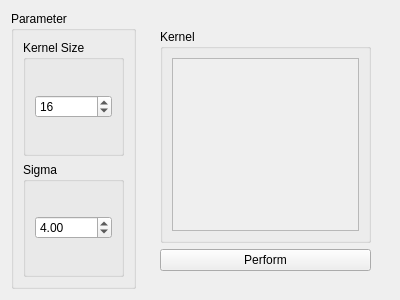
Old version of the form source/modules/non_local_gradient/NonLocalGradientWidget.ui in the repository josefkoller/ambient_image_processor.
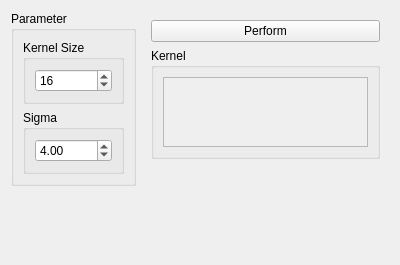
New version of the form. Custom widgets are drawn as their Qt base class.

Commit message: ui format: maximize horizontally and align to top

```diff
--- a/source/modules/non_local_gradient/NonLocalGradientWidget.ui
+++ b/source/modules/non_local_gradient/NonLocalGradientWidget.ui
@@ -7,15 +7,27 @@
     <x>0</x>
     <y>0</y>
     <width>400</width>
-    <height>300</height>
+    <height>265</height>
    </rect>
   </property>
+  <property name="sizePolicy">
+   <sizepolicy hsizetype="Preferred" vsizetype="Maximum">
+    <horstretch>0</horstretch>
+    <verstretch>0</verstretch>
+   </sizepolicy>
+  </property>
   <property name="windowTitle">
    <string>Form</string>
   </property>
   <layout class="QHBoxLayout" name="horizontalLayout">
-   <item>
+   <item alignment="Qt::AlignTop">
     <widget class="QGroupBox" name="groupBox">
+     <property name="sizePolicy">
+      <sizepolicy hsizetype="Preferred" vsizetype="Maximum">
+       <horstretch>0</horstretch>
+       <verstretch>0</verstretch>
+      </sizepolicy>
+     </property>
      <property name="title">
       <string>Parameter</string>
      </property>
@@ -67,14 +79,30 @@
      </layout>
     </widget>
    </item>
-   <item>
+   <item alignment="Qt::AlignTop">
     <widget class="QWidget" name="widget_2" native="true">
-     <layout class="QHBoxLayout" name="horizontalLayout_3">
-      <item>
-       <widget class="QWidget" name="widget" native="true">
+     <property name="sizePolicy">
+      <sizepolicy hsizetype="Preferred" vsizetype="Maximum">
+       <horstretch>0</horstretch>
+       <verstretch>0</verstretch>
+      </sizepolicy>
+     </property>
         <layout class="QVBoxLayout" name="verticalLayout_3">
+      <item>
+       <widget class="QPushButton" name="perform_button">
+        <property name="text">
+         <string>Perform</string>
+        </property>
+       </widget>
+      </item>
          <item>
           <widget class="QGroupBox" name="groupBox_4">
+        <property name="sizePolicy">
+         <sizepolicy hsizetype="Preferred" vsizetype="Maximum">
+          <horstretch>0</horstretch>
+          <verstretch>0</verstretch>
+         </sizepolicy>
+        </property>
            <property name="title">
             <string>Kernel</string>
            </property>
@@ -89,8 +117,8 @@
                 <rect>
                  <x>0</x>
                  <y>0</y>
-                 <width>175</width>
-                 <height>169</height>
+              <width>193</width>
+              <height>68</height>
                 </rect>
                </property>
                <layout class="QHBoxLayout" name="horizontalLayout_5">
@@ -99,16 +127,6 @@
                 </item>
                </layout>
               </widget>
-             </widget>
-            </item>
-           </layout>
-          </widget>
-         </item>
-         <item>
-          <widget class="QPushButton" name="perform_button">
-           <property name="text">
-            <string>Perform</string>
-           </property>
           </widget>
          </item>
         </layout>
```
Lines whose indentation alone changed are shown as unchanged. The commit also changes 20 other files.
